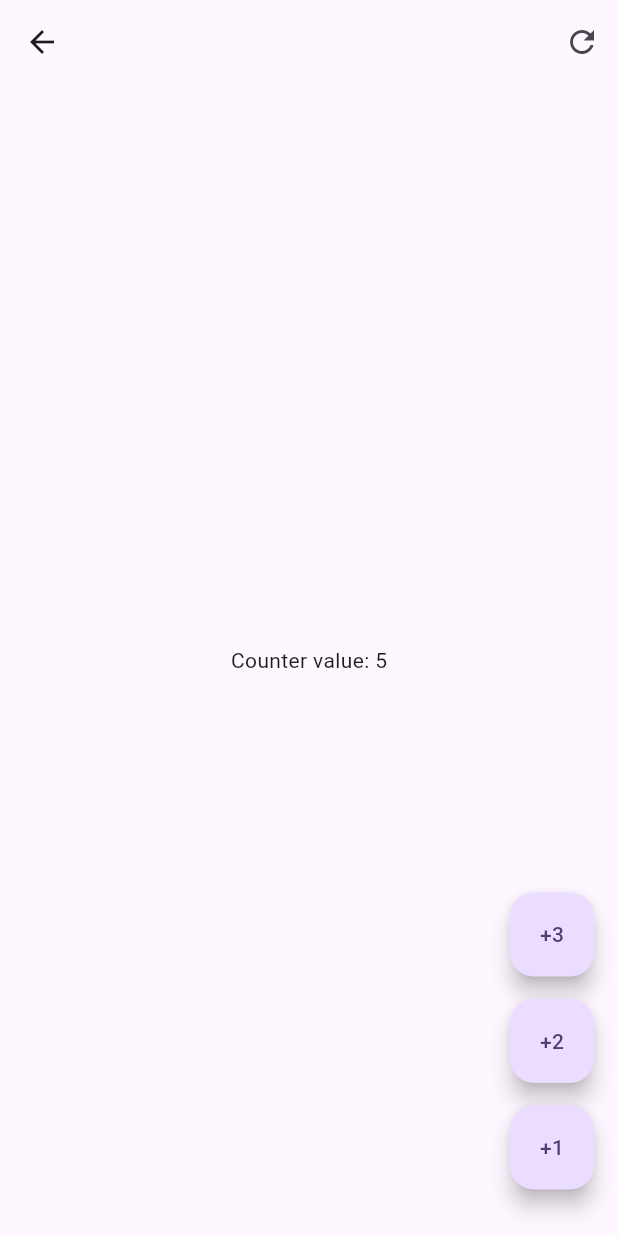
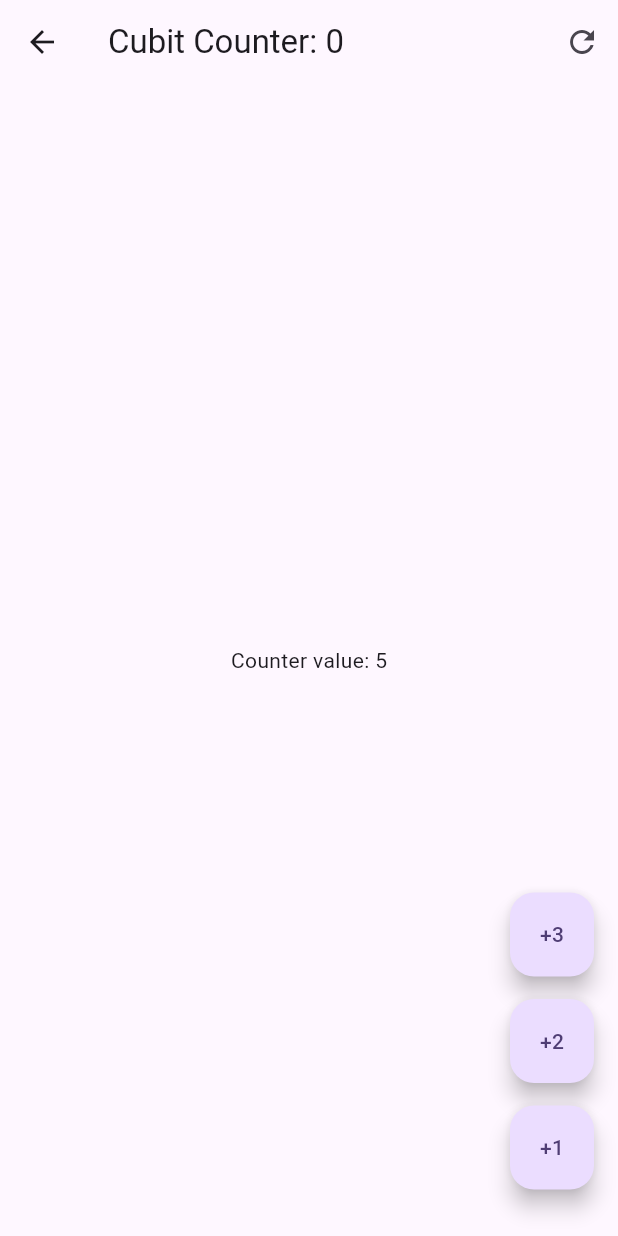
Before and after one commit to Williamparededl1/forms_app, a Flutter app: the _CubitCounterView screen opened directly, on a phone screen of 412 x 824 dp. Run offline on Flutter 3.47's test engine with Material 3 defaults, Android fonts, the phone set to English and light mode, and no system bars; our stand-ins replace equatable, flutter_bloc, go_router.

```diff
--- a/lib/presentation/blocs/counter_cubit/counter_cubit.dart
+++ b/lib/presentation/blocs/counter_cubit/counter_cubit.dart
@@ -1,9 +1,10 @@
+import 'package:equatable/equatable.dart';
 import 'package:flutter_bloc/flutter_bloc.dart';
 
 part 'counter_state.dart';
 
 class CounterCubit extends Cubit<CounterState> {
-  CounterCubit() : super(CounterState(counter: 5));
+  CounterCubit() : super(const CounterState(counter: 5));
 
   void increaseBy(int value) {
     emit(state.copyWith(
--- a/lib/presentation/blocs/counter_cubit/counter_state.dart
+++ b/lib/presentation/blocs/counter_cubit/counter_state.dart
@@ -1,12 +1,15 @@
 part of 'counter_cubit.dart';
 
-class CounterState {
+class CounterState extends Equatable {
   final int counter;
   final int transactionCount;
 
-  CounterState({this.counter = 0, this.transactionCount = 0});
+  const CounterState({this.counter = 0, this.transactionCount = 0});
 
   copyWith({int? counter, int? transactionCount}) => CounterState(
       counter: counter ?? this.counter,
       transactionCount: transactionCount ?? this.transactionCount);
+
+  @override
+  List<Object> get props => [counter, transactionCount];
 }
--- a/lib/presentation/screens/cubit_counter_screen.dart
+++ b/lib/presentation/screens/cubit_counter_screen.dart
@@ -22,7 +22,11 @@ class _CubitCounterView extends StatelessWidget {
     // final counterState = context.watch<CounterCubit>().state;
     return Scaffold(
       appBar: AppBar(
-        // title: Text('Cubit Counter: ${counterState.transactionCount}'),
+        title: context.select(
+          (CounterCubit value) {
+            return Text('Cubit Counter: ${value.state.transactionCount}');
+          },
+        ),
         actions: [
           IconButton(
               onPressed: () {
```
